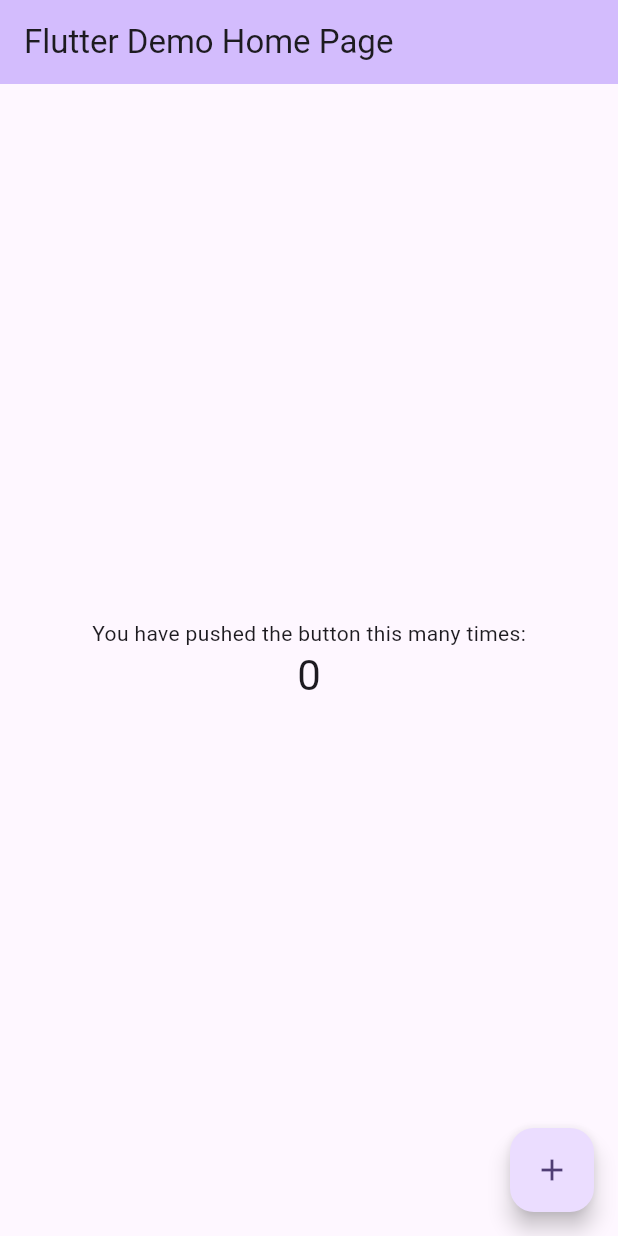
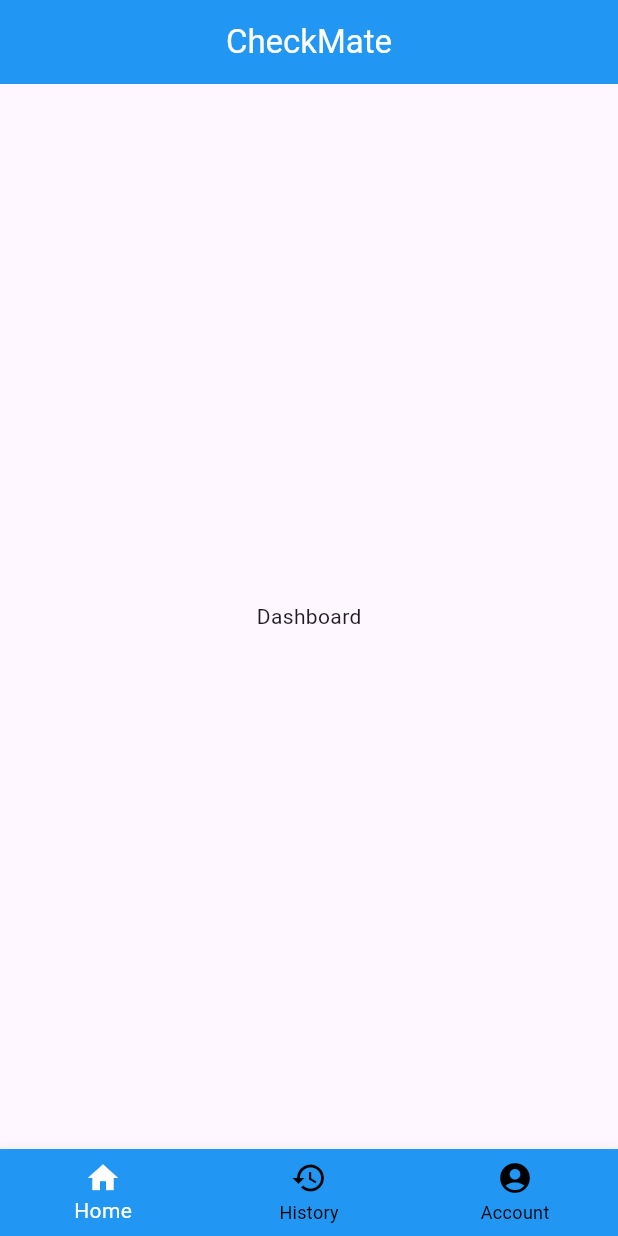
Before and after one commit to AYAN10M/RollCall, a Flutter app: the screen it shows after launch, on a phone screen of 412 x 824 dp. Run offline on Flutter 3.47's test engine with Material 3 defaults, Android fonts, the light colour scheme and no system bars.

Commit message:
Basic Structure Done

```diff
--- /dev/null
+++ b/attendance_application/lib/account_page.dart
@@ -0,0 +1,14 @@
+import 'package:flutter/material.dart';
+
+class MyAccountPage extends StatelessWidget {
+  const MyAccountPage({super.key});
+
+  @override
+  Widget build(BuildContext context) {
+    return const Scaffold(
+      body: Center(
+        child: Text('Account Page'),
+      ),
+    );
+  }
+}
--- /dev/null
+++ b/attendance_application/lib/check_in_history.dart
@@ -0,0 +1,14 @@
+import 'package:flutter/material.dart';
+
+class MyCheckInHistory extends StatelessWidget {
+  const MyCheckInHistory({super.key});
+
+  @override
+  Widget build(BuildContext context) {
+    return const Scaffold(
+      body: Center(
+        child: Text('Check-In History'),
+      ),
+    );
+  }
+}
--- /dev/null
+++ b/attendance_application/lib/dashboard.dart
@@ -0,0 +1,14 @@
+import 'package:flutter/material.dart';
+
+class MyDashboard extends StatelessWidget {
+  const MyDashboard({super.key});
+
+  @override
+  Widget build(BuildContext context) {
+    return const Scaffold(
+      body: Center(
+        child: Text('Dashboard'),
+      ),
+    );
+  }
+}
--- /dev/null
+++ b/attendance_application/lib/homepage.dart
@@ -0,0 +1,63 @@
+import 'package:attendance_application/account_page.dart';
+import 'package:attendance_application/check_in_history.dart';
+import 'package:attendance_application/dashboard.dart';
+import 'package:flutter/material.dart';
+
+class MyHomePage extends StatefulWidget {
+  const MyHomePage({super.key});
+
+  @override
+  State<MyHomePage> createState() => _MyHomePageState();
+}
+
+class _MyHomePageState extends State<MyHomePage> {
+  int _selectedIndex = 0;
+
+  final List<Widget> _screens = [
+    const MyDashboard(),
+    const MyCheckInHistory(),
+    const MyAccountPage(),
+  ];
+
+  void _onItemTapped(int index) {
+    setState(() {
+      _selectedIndex = index;
+    });
+  }
+
+  @override
+  Widget build(BuildContext context) {
+    return Scaffold(
+      appBar: AppBar(
+        title: const Text(
+          'CheckMate',
+          style: TextStyle(color: Colors.white),
+        ),
+        backgroundColor: Colors.blue,
+        centerTitle: true,
+      ),
+      body: Expanded(child: _screens[_selectedIndex]),
+      bottomNavigationBar: BottomNavigationBar(
+        backgroundColor: Colors.blue,
+        selectedItemColor: Colors.white,
+        unselectedItemColor: Colors.black,
+        currentIndex: _selectedIndex,
+        onTap: _onItemTapped,
+        items: const <BottomNavigationBarItem>[
+          BottomNavigationBarItem(
+            icon: Icon(Icons.home),
+            label: 'Home',
+          ),
+          BottomNavigationBarItem(
+            icon: Icon(Icons.history),
+            label: 'History',
+          ),
+          BottomNavigationBarItem(
+            icon: Icon(Icons.account_circle),
+            label: 'Account',
+          ),
+        ],
+      ),
+    );
+  }
+}
--- a/attendance_application/lib/main.dart
+++ b/attendance_application/lib/main.dart
@@ -1,3 +1,4 @@
+import 'package:attendance_application/homepage.dart';
 import 'package:flutter/material.dart';
 
 void main() {
@@ -7,119 +8,10 @@
 class MyApp extends StatelessWidget {
   const MyApp({super.key});
 
-  // This widget is the root of your application.
   @override
   Widget build(BuildContext context) {
-    return MaterialApp(
-      title: 'Flutter Demo',
-      theme: ThemeData(
-        // This is the theme of your application.
-        //
-        // TRY THIS: Try running your application with "flutter run". You'll see
-        // the application has a purple toolbar. Then, without quitting the app,
-        // try changing the seedColor in the colorScheme below to Colors.green
-        // and then invoke "hot reload" (save your changes or press the "hot
-        // reload" button in a Flutter-supported IDE, or press "r" if you used
-        // the command line to start the app).
-        //
-        // Notice that the counter didn't reset back to zero; the application
-        // state is not lost during the reload. To reset the state, use hot
-        // restart instead.
-        //
-        // This works for code too, not just values: Most code changes can be
-        // tested with just a hot reload.
-        colorScheme: ColorScheme.fromSeed(seedColor: Colors.deepPurple),
-        useMaterial3: true,
-      ),
-      home: const MyHomePage(title: 'Flutter Demo Home Page'),
+    return const MaterialApp(
+      home: MyHomePage(),
     );
   }
 }
-
-class MyHomePage extends StatefulWidget {
-  const MyHomePage({super.key, required this.title});
-
-  // This widget is the home page of your application. It is stateful, meaning
-  // that it has a State object (defined below) that contains fields that affect
-  // how it looks.
-
-  // This class is the configuration for the state. It holds the values (in this
-  // case the title) provided by the parent (in this case the App widget) and
-  // used by the build method of the State. Fields in a Widget subclass are
-  // always marked "final".
-
-  final String title;
-
-  @override
-  State<MyHomePage> createState() => _MyHomePageState();
-}
-
-class _MyHomePageState extends State<MyHomePage> {
-  int _counter = 0;
-
-  void _incrementCounter() {
-    setState(() {
-      // This call to setState tells the Flutter framework that something has
-      // changed in this State, which causes it to rerun the build method below
-      // so that the display can reflect the updated values. If we changed
-      // _counter without calling setState(), then the build method would not be
-      // called again, and so nothing would appear to happen.
-      _counter++;
-    });
-  }
-
-  @override
-  Widget build(BuildContext context) {
-    // This method is rerun every time setState is called, for instance as done
-    // by the _incrementCounter method above.
-    //
-    // The Flutter framework has been optimized to make rerunning build methods
-    // fast, so that you can just rebuild anything that needs updating rather
-    // than having to individually change instances of widgets.
-    return Scaffold(
-      appBar: AppBar(
-        // TRY THIS: Try changing the color here to a specific color (to
-        // Colors.amber, perhaps?) and trigger a hot reload to see the AppBar
-        // change color while the other colors stay the same.
-        backgroundColor: Theme.of(context).colorScheme.inversePrimary,
-        // Here we take the value from the MyHomePage object that was created by
-        // the App.build method, and use it to set our appbar title.
-        title: Text(widget.title),
-      ),
-      body: Center(
-        // Center is a layout widget. It takes a single child and positions it
-        // in the middle of the parent.
-        child: Column(
-          // Column is also a layout widget. It takes a list of children and
-          // arranges them vertically. By default, it sizes itself to fit its
-          // children horizontally, and tries to be as tall as its parent.
-          //
-          // Column has various properties to control how it sizes itself and
-          // how it positions its children. Here we use mainAxisAlignment to
-          // center the children vertically; the main axis here is the vertical
-          // axis because Columns are vertical (the cross axis would be
-          // horizontal).
-          //
-          // TRY THIS: Invoke "debug painting" (choose the "Toggle Debug Paint"
-          // action in the IDE, or press "p" in the console), to see the
-          // wireframe for each widget.
-          mainAxisAlignment: MainAxisAlignment.center,
-          children: <Widget>[
-            const Text(
-              'You have pushed the button this many times:',
-            ),
-            Text(
-              '$_counter',
-              style: Theme.of(context).textTheme.headlineMedium,
-            ),
-          ],
-        ),
-      ),
-      floatingActionButton: FloatingActionButton(
-        onPressed: _incrementCounter,
-        tooltip: 'Increment',
-        child: const Icon(Icons.add),
-      ), // This trailing comma makes auto-formatting nicer for build methods.
-    );
-  }
-}
```
